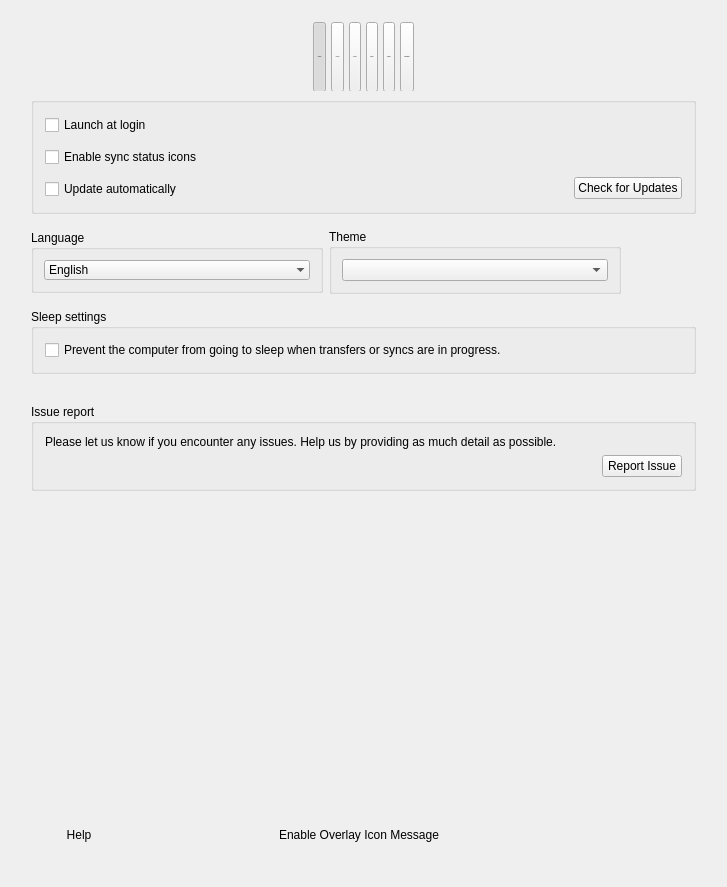
This is src/MEGASync/gui/ui/SettingsDialog.ui in meganz/MEGAsync as Qt 5 draws it before an edit. The edited form follows.
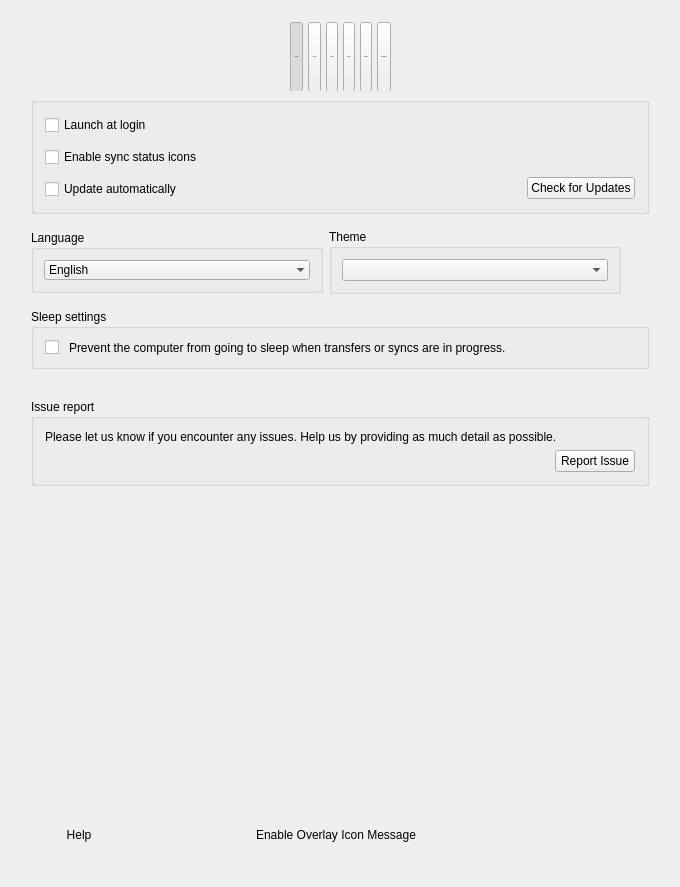
This is the edited form. Icons and pictures are not drawn. Custom widgets are drawn as their Qt base class.

Commit message: SNC-4923: Add word wrap on settings dialog text.

Diff of the .ui file:
```diff
--- a/src/MEGASync/gui/ui/SettingsDialog.ui
+++ b/src/MEGASync/gui/ui/SettingsDialog.ui
@@ -6,13 +6,13 @@
    <rect>
     <x>0</x>
     <y>0</y>
-    <width>727</width>
+    <width>680</width>
     <height>887</height>
    </rect>
   </property>
   <property name="minimumSize">
    <size>
-    <width>727</width>
+    <width>680</width>
     <height>887</height>
    </size>
   </property>
@@ -895,7 +895,7 @@
          </property>
          <layout class="QHBoxLayout" name="horizontalLayout_6">
           <property name="spacing">
-           <number>0</number>
+           <number>10</number>
           </property>
           <item>
            <widget class="QCheckBox" name="cbSleepMode">
@@ -903,13 +903,29 @@
              <cursorShape>PointingHandCursor</cursorShape>
             </property>
             <property name="text">
-             <string>Prevent the computer from going to sleep when transfers or syncs are in progress.</string>
+             <string/>
             </property>
             <property name="type" stdset="0">
              <string notr="true">mega</string>
             </property>
            </widget>
           </item>
+          <item>
+           <widget class="QLabel" name="label_3">
+            <property name="sizePolicy">
+             <sizepolicy hsizetype="Expanding" vsizetype="Preferred">
+              <horstretch>0</horstretch>
+              <verstretch>0</verstretch>
+             </sizepolicy>
+            </property>
+            <property name="text">
+             <string>Prevent the computer from going to sleep when transfers or syncs are in progress.</string>
+            </property>
+            <property name="wordWrap">
+             <bool>true</bool>
+            </property>
+           </widget>
+          </item>
          </layout>
         </widget>
        </item>
```
The commit also changes 1 other file.
